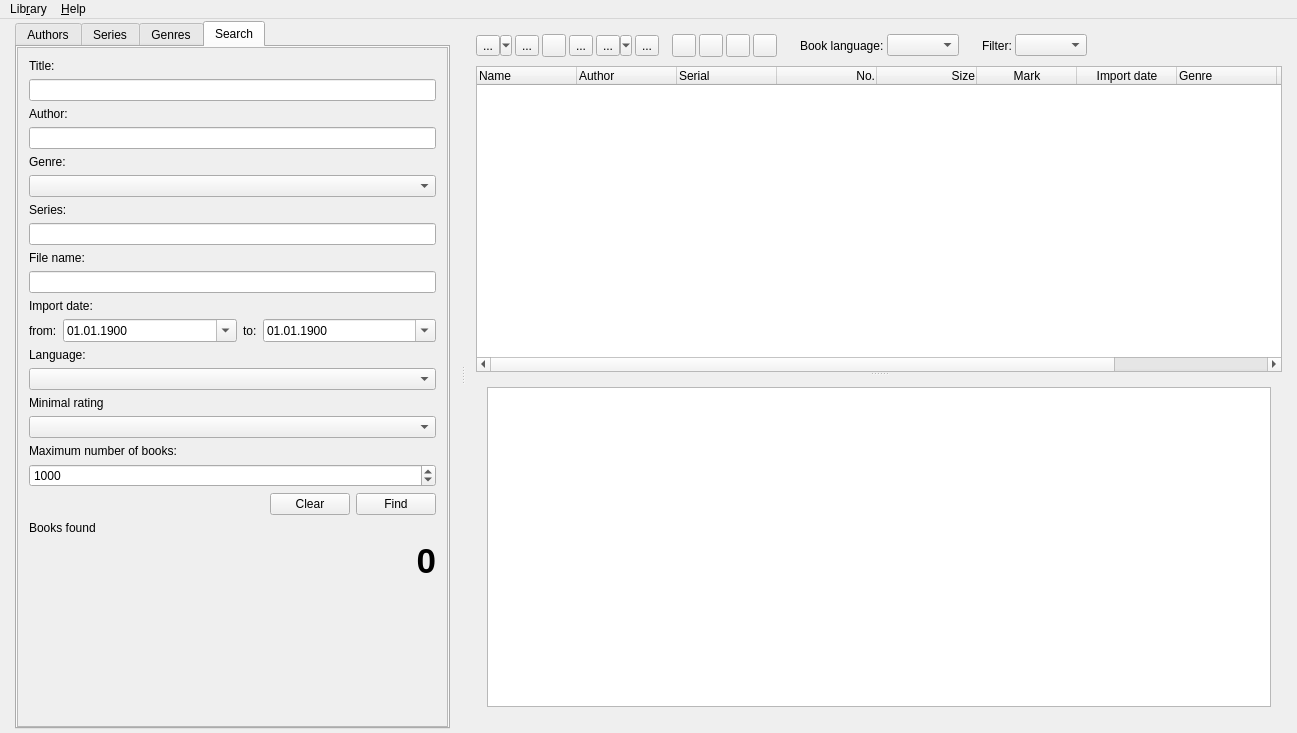
Before: the Qt Designer form src/mainwindow.ui in petrovvlad/freeLib, drawn with Qt 5.
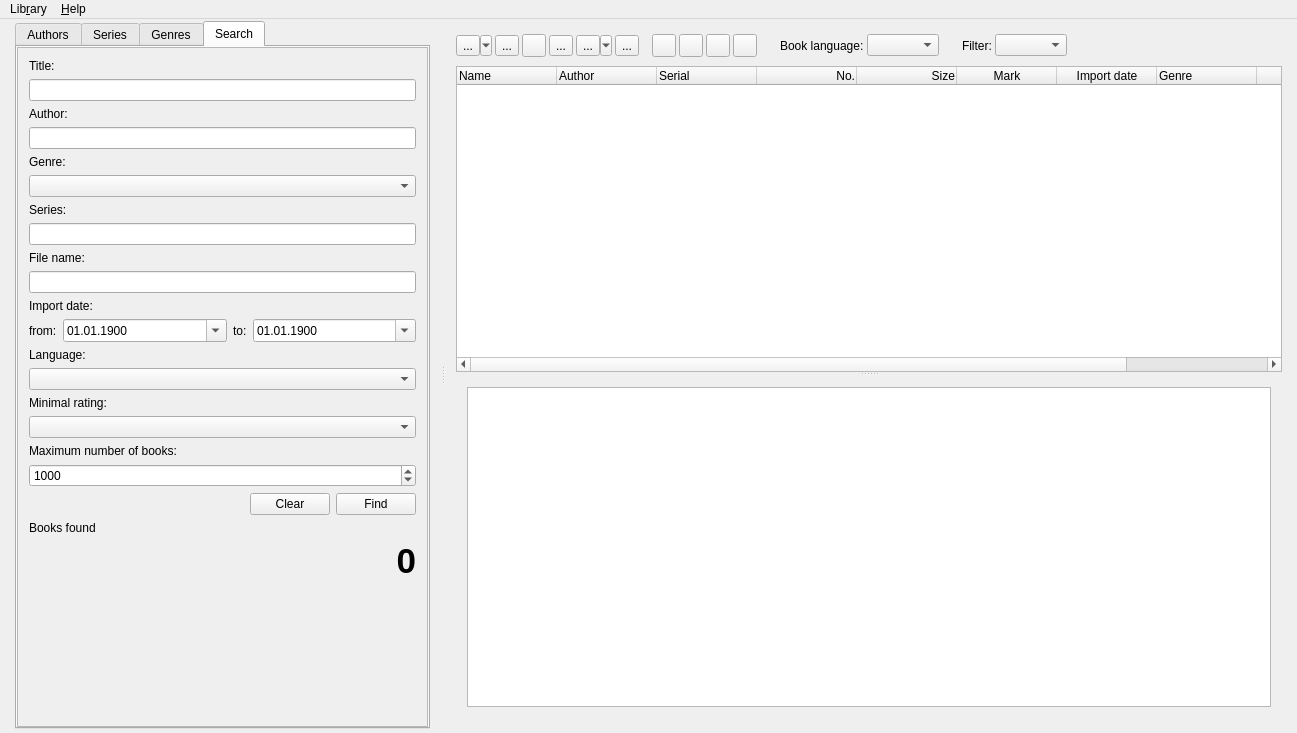
After: the same form once the commit is applied. Icons and pictures are not drawn. Custom widgets are drawn as their Qt base class.

Commit message: doc: update translate

```diff
--- a/src/mainwindow.ui
+++ b/src/mainwindow.ui
@@ -59,16 +59,10 @@
          <widget class="QTabWidget" name="tabWidget">
           <property name="minimumSize">
            <size>
-            <width>350</width>
+            <width>325</width>
             <height>0</height>
            </size>
           </property>
-          <property name="maximumSize">
-           <size>
-            <width>16777215</width>
-            <height>16777215</height>
-           </size>
-          </property>
           <property name="currentIndex">
            <number>3</number>
           </property>
@@ -268,7 +262,7 @@
                 <rect>
                  <x>0</x>
                  <y>0</y>
-                 <width>420</width>
+                 <width>400</width>
                  <height>635</height>
                 </rect>
                </property>
@@ -451,19 +445,12 @@
                 <item>
                  <widget class="QLabel" name="label_15">
                   <property name="text">
-                   <string>Minimal rating</string>
+                   <string>Minimal rating:</string>
                   </property>
                  </widget>
                 </item>
                 <item>
-                 <widget class="StarsComboBox" name="comboMinimalRating">
-                  <property name="focusPolicy">
-                   <enum>Qt::NoFocus</enum>
-                  </property>
-                  <property name="currentIndex">
-                   <number>-1</number>
-                  </property>
-                 </widget>
+                 <widget class="StarsComboBox" name="comboMinimalRating"/>
                 </item>
                 <item>
                  <widget class="QLabel" name="label_13">
```
Left out of the diff: 83 changed lines with no effect on the pictures. The commit also changes 2 other files.
